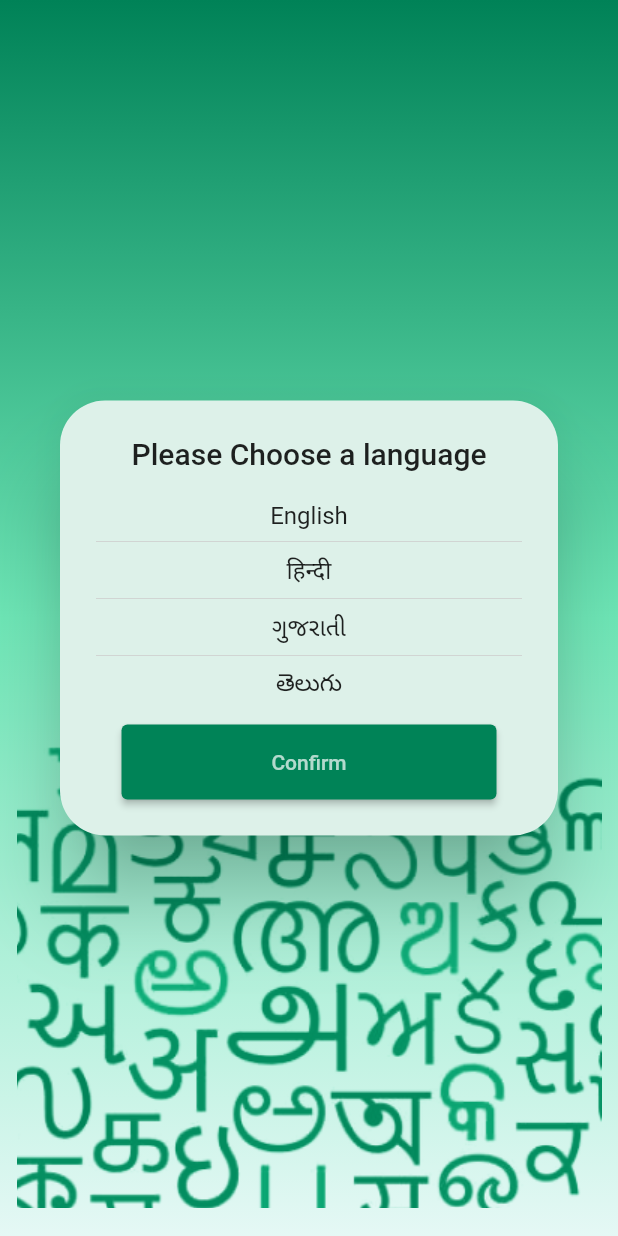
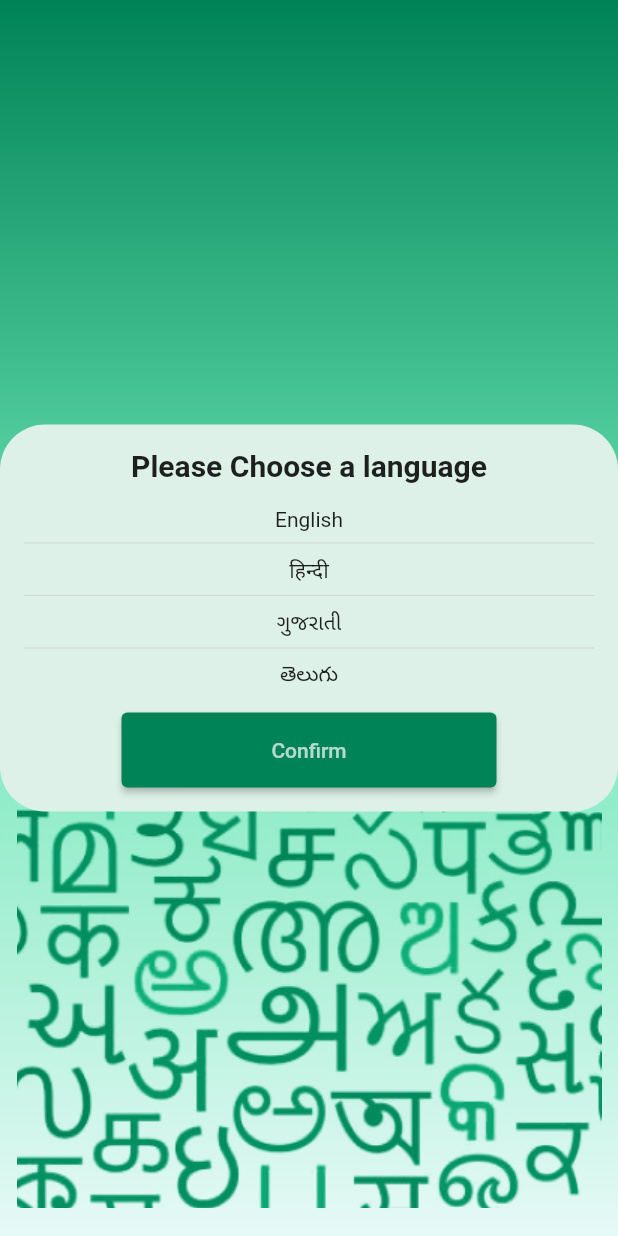
Before and after one commit to salik03/Kavach, a Flutter app: the LanguageScreen screen opened directly, on a phone screen of 412 x 824 dp. Run offline on Flutter 3.47's test engine with Material 2 defaults, Android fonts, the phone set to English and light mode, and no system bars; our stand-ins replace cloud_firestore, firebase_auth, firebase_core, flutter_otp_text_field, get, google_fonts and 2 more; missing offline and left inert: installed_apps; accounts and stored records are empty.

Commit message:
sex wux bade bade changes uwu

```diff
--- a/lib/main.dart
+++ b/lib/main.dart
@@ -25,6 +25,6 @@ void main() async {
     theme: TAppTheme.lightTheme,
     darkTheme: TAppTheme.darkTheme,
     themeMode: ThemeMode.system,
-    home: LoginScreen(),
+    home: SplashScreen(),
   ));
 }
--- a/lib/src/features/authentication/models/language/language_box.dart
+++ b/lib/src/features/authentication/models/language/language_box.dart
@@ -17,24 +17,24 @@ updatelanguage(Locale locale) {
   Get.updateLocale(locale);
 }
 
-builddialog(BuildContext context) {
+void buildDialog(BuildContext context) {
   showDialog(
-    barrierColor: transparent,
     context: context,
-    builder: (builder) {
-      return AlertDialog(
+    builder: (context) {
+      return Dialog(
         shape: RoundedRectangleBorder(borderRadius: BorderRadius.circular(30)),
         backgroundColor: dialogueBoxColor,
-        title: Text(
-          'language'.tr,
-          textAlign: TextAlign.center,
-        ),
-        content: Container(
+        child: SingleChildScrollView(
+          child: Container(
             width: double.maxFinite,
             decoration: const BoxDecoration(),
             child: Column(
               mainAxisSize: MainAxisSize.min,
               children: [
+                Text(
+                  'language'.tr,
+                  textAlign: TextAlign.center,
+                ),
                 ListView.separated(
                   shrinkWrap: true,
                   itemBuilder: (context, index) {
@@ -71,6 +71,7 @@ builddialog(BuildContext context) {
               ],
             ),
           ),
+        ),
       );
     },
   );
--- a/lib/src/features/authentication/screens/language/language_screen.dart
+++ b/lib/src/features/authentication/screens/language/language_screen.dart
@@ -1,26 +1,98 @@
 import 'package:flutter/material.dart';
+import 'package:get/get.dart';
+import 'package:kavach_2/src/features/authentication/screens/permission_screen/permission_screen.dart';
 import '../../../../constants/colors.dart';
 import '../../../../constants/image_strings.dart';
 import '../../models/language/language_box.dart';
 
 class LanguageScreen extends StatelessWidget {
-  const LanguageScreen({Key? key}) : super(key: key);
+   LanguageScreen({Key? key}) : super(key: key);
 
   static const LinearGradient bgradient = LinearGradient(
     colors: gradientColors,
     begin: Alignment.topCenter,
-      end: Alignment.bottomCenter);
+    end: Alignment.bottomCenter,
+  );
+
+  final List locale = [
+    {'name': 'English', 'locale': const Locale('en', 'US')},
+    {'name': 'हिन्दी', 'locale': const Locale('hi', 'IN')},
+    {'name': 'ગુજરાતી', 'locale': const Locale('gu', 'IN')},
+    {'name': 'తెలుగు', 'locale': const Locale('te', 'IN')},
+  ];
+
+  void _updateLanguage(BuildContext context, Locale locale) {
+
+    Get.back();
+    Get.updateLocale(locale);
+  }
+
   @override
   Widget build(BuildContext context) {
-    WidgetsBinding.instance.addPostFrameCallback((_) {
-      builddialog(context);
-    });
     return Scaffold(
       backgroundColor: Theme.of(context).backgroundColor,
       body: Container(
         decoration: BoxDecoration(
           gradient: bgradient,
           image: backdrop,
-            )));
+        ),
+        child: Center(
+          child: Container(
+            padding: EdgeInsets.all(16),
+            decoration: BoxDecoration(
+              color: dialogueBoxColor,
+              borderRadius: BorderRadius.circular(30),
+            ),
+            child: Column(
+              mainAxisSize: MainAxisSize.min,
+              children: [
+                Text(
+                  'language'.tr,
+                  style: TextStyle(
+                    fontSize: 20,
+                    fontWeight: FontWeight.bold,
+                  ),
+                ),
+                SizedBox(height: 16),
+                ListView.separated(
+                  shrinkWrap: true,
+                  itemBuilder: (context, index) {
+                    return GestureDetector(
+                      onTap: () => _updateLanguage(
+                          context, locale[index]['locale'] as Locale),
+                      child: Text(
+                        locale[index]['name'],
+                        textAlign: TextAlign.center,
+                      ),
+                    );
+                  },
+                  separatorBuilder: (context, index) {
+                    return const Divider(
+                      color: dividerColor,
+                    );
+                  },
+                  itemCount: locale.length,
+                ),
+                const SizedBox(height: 16),
+                SizedBox(
+                  height: 50,
+                  width: 250,
+                  child: ElevatedButton(
+                    onPressed: () => PermissionScreen(),
+                    style: ElevatedButton.styleFrom(
+                      primary: buttonColor,
+                    ),
+                    child: const Text(
+                      'Confirm',
+                      style: TextStyle(color: Colors.white70),
+                    ),
+                  ),
+                ),
+              ],
+            ),
+          ),
+        ),
+      ),
+    );
   }
 }
```
Also changed, not shown: pubspec.lock. Lines whose indentation alone changed are shown as unchanged.
